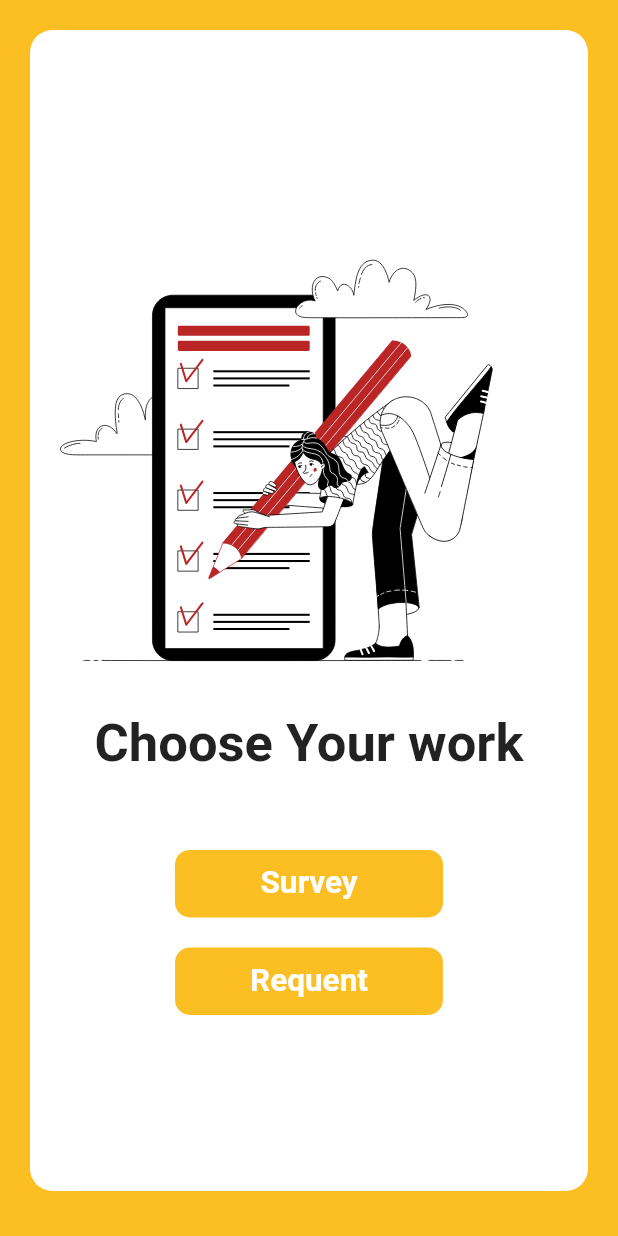
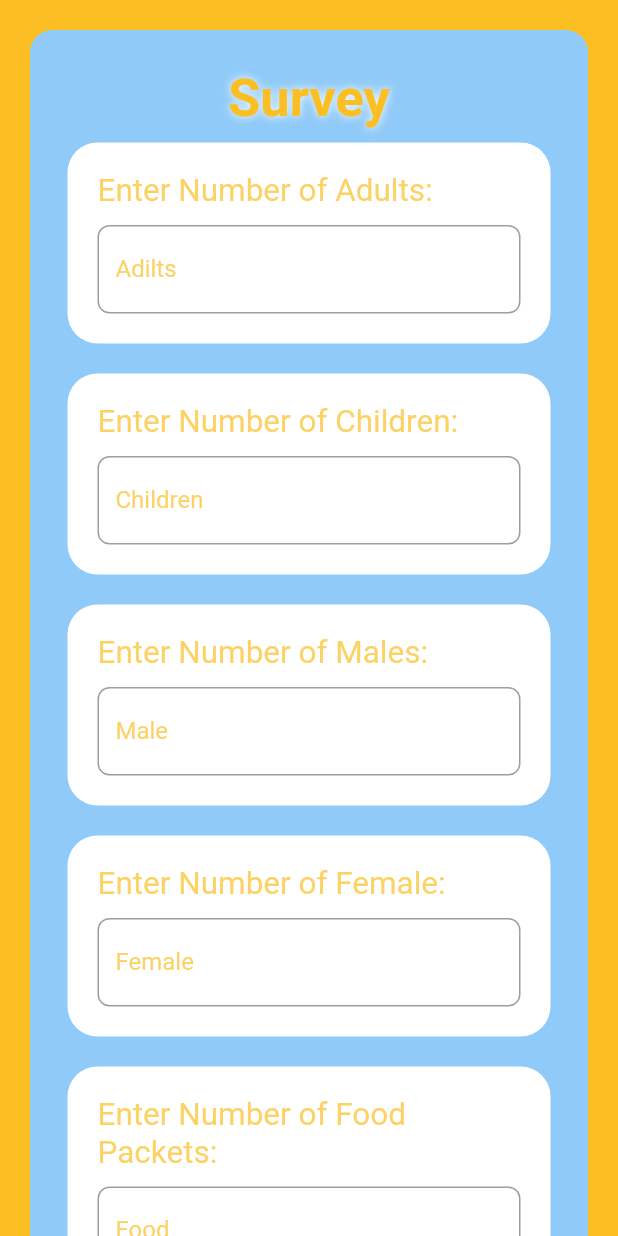
Before and after one commit to VarunSAthreya/rise-against-hunger, a Flutter app: the Home screen opened by its route, after a tap on "Survey", on a phone screen of 412 x 824 dp. Run offline on Flutter 3.47's test engine with Material 2 defaults, Android fonts, the light colour scheme and no system bars; drawn by our look-alikes of animated_text_kit; our stand-ins replace cloud_firestore, firebase_auth, firebase_core, flutter_hooks, font_awesome_flutter, google_maps_flutter and 2 more; accounts and stored records are empty.

Commit message:
Added survey page

```diff
--- a/app/lib/routes.dart
+++ b/app/lib/routes.dart
@@ -3,9 +3,11 @@ import 'package:flutter/material.dart';
 import 'screens/home.dart';
 import 'screens/sign_in.dart';
 import 'screens/sign_up.dart';
+import 'screens/survey.dart';
 
 final Map<String, WidgetBuilder> routes = {
   SignIn.routeName: (context) => const SignIn(),
   SignUp.routeName: (context) => const SignUp(),
   Home.routeName: (context) => const Home(),
+  Survey.routeName: (context) => const Survey(),
 };
--- a/app/lib/screens/home.dart
+++ b/app/lib/screens/home.dart
@@ -1,3 +1,4 @@
+import 'package:cicadahack/screens/survey.dart';
 import 'package:flutter/material.dart';
 import 'package:hooks_riverpod/hooks_riverpod.dart';
 import 'package:lottie/lottie.dart';
@@ -40,7 +41,7 @@ class Home extends HookConsumerWidget {
                 ),
                 const SizedBox(height: 50),
                 GestureDetector(
-                  onTap: () {},
+                  onTap: () => Navigator.pushNamed(context, Survey.routeName),
                   child: Container(
                     padding: const EdgeInsets.symmetric(
                         vertical: 10, horizontal: 57),
@@ -48,12 +49,15 @@ class Home extends HookConsumerWidget {
                       color: Theme.of(context).colorScheme.secondary,
                       borderRadius: BorderRadius.circular(10),
                     ),
+                    child: Hero(
+                      tag: 'Survey',
                       child: Text(
                         'Survey',
                         textScaleFactor: 1.5,
                         style: TextStyle(
                           color: Theme.of(context).primaryColor,
                           fontWeight: FontWeight.bold,
+                        ),
                       ),
                     ),
                   ),
--- /dev/null
+++ b/app/lib/screens/survey.dart
@@ -0,0 +1,127 @@
+import 'package:animated_text_kit/animated_text_kit.dart';
+import 'package:cicadahack/widgets/survey_dropdown.dart';
+import 'package:cicadahack/widgets/survey_textfiled.dart';
+import 'package:flutter/material.dart';
+import 'package:flutter_hooks/flutter_hooks.dart';
+
+class Survey extends HookWidget {
+  static const routeName = '/survey';
+  const Survey({Key? key}) : super(key: key);
+
+  Hero _title(BuildContext context) {
+    return Hero(
+      tag: 'Survey',
+      child: SizedBox(
+        height: 50,
+        child: DefaultTextStyle(
+          style: TextStyle(
+            fontSize: 35,
+            color: Theme.of(context).colorScheme.secondary,
+            fontWeight: FontWeight.bold,
+            shadows: [
+              Shadow(
+                blurRadius: 7.0,
+                color: Theme.of(context).primaryColor,
+                offset: const Offset(0, 0),
+              ),
+            ],
+          ),
+          child: AnimatedTextKit(
+            repeatForever: true,
+            animatedTexts: [
+              FlickerAnimatedText('Survey'),
+              FlickerAnimatedText('Survey'),
+              FlickerAnimatedText('Survey'),
+            ],
+            onTap: () {
+              debugPrint("Tap Event");
+            },
+          ),
+        ),
+      ),
+    );
+  }
+
+  @override
+  Widget build(BuildContext context) {
+    final _adults = useState<int>(0);
+    final _children = useState<int>(0);
+    final _male = useState<int>(0);
+    final _female = useState<int>(0);
+    final _food = useState<int>(0);
+    final _situation = useState<String>('Select Situation');
+
+    return Scaffold(
+      body: GestureDetector(
+        onTap: () => FocusScope.of(context).unfocus(),
+        child: Container(
+          width: double.infinity,
+          height: double.infinity,
+          color: Theme.of(context).colorScheme.secondary,
+          child: SingleChildScrollView(
+            child: Padding(
+              padding: const EdgeInsets.all(20),
+              child: Container(
+                width: double.infinity,
+                decoration: BoxDecoration(
+                  color: Theme.of(context).backgroundColor,
+                  borderRadius: BorderRadius.circular(15),
+                ),
+                child: Padding(
+                  padding: const EdgeInsets.all(25.0),
+                  child: Column(
+                    mainAxisAlignment: MainAxisAlignment.center,
+                    children: [
+                      _title(context),
+                      SurveyTextField(
+                        labelText: 'Adilts',
+                        title: 'Enter Number of Adults: ',
+                        keyboardType: TextInputType.number,
+                        onChanged: (str) => _adults.value = str,
+                      ),
+                      const SizedBox(height: 20),
+                      SurveyTextField(
+                        labelText: 'Children',
+                        title: 'Enter Number of Children: ',
+                        keyboardType: TextInputType.number,
+                        onChanged: (str) => _children.value = int.parse(str),
+                      ),
+                      const SizedBox(height: 20),
+                      SurveyTextField(
+                        labelText: 'Male',
+                        title: 'Enter Number of Males: ',
+                        keyboardType: TextInputType.number,
+                        onChanged: (str) => _male.value = int.parse(str),
+                      ),
+                      const SizedBox(height: 20),
+                      SurveyTextField(
+                        labelText: 'Female',
+                        title: 'Enter Number of Female: ',
+                        keyboardType: TextInputType.number,
+                        onChanged: (str) => _female.value = int.parse(str),
+                      ),
+                      const SizedBox(height: 20),
+                      SurveyTextField(
+                        labelText: 'Food',
+                        title: 'Enter Number of Food Packets: ',
+                        keyboardType: TextInputType.number,
+                        onChanged: (str) => _food.value = int.parse(str),
+                      ),
+                      const SizedBox(height: 20),
+                      SurveyDropDown(
+                        title: 'Situation',
+                        value: _situation.value,
+                        list: const ['Good', 'Normal', 'Severe'],
+                        onChanged: (str) => _situation.value = str,
+                      ),
+                    ],
+                  ),
+                ),
+              ),
+            ),
+          ),
+        ),
+      ),
+    );
+  }
+}
```
Lines whose indentation alone changed are shown as unchanged.
